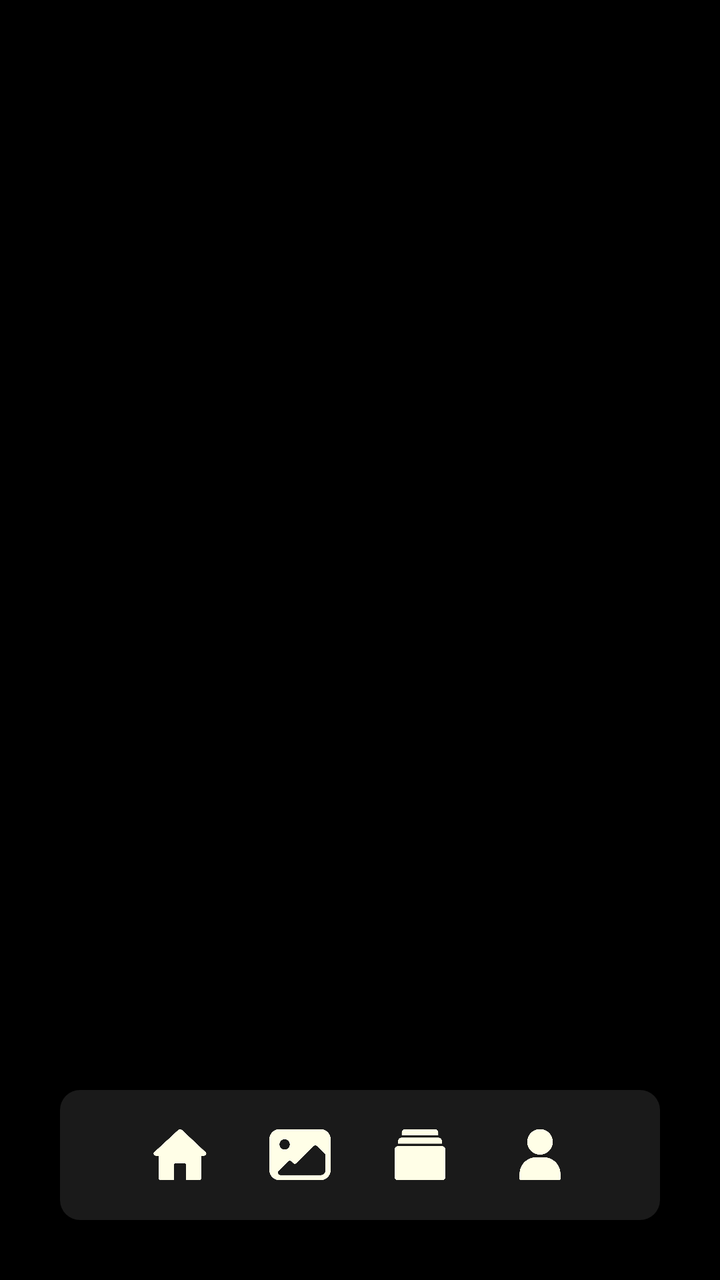
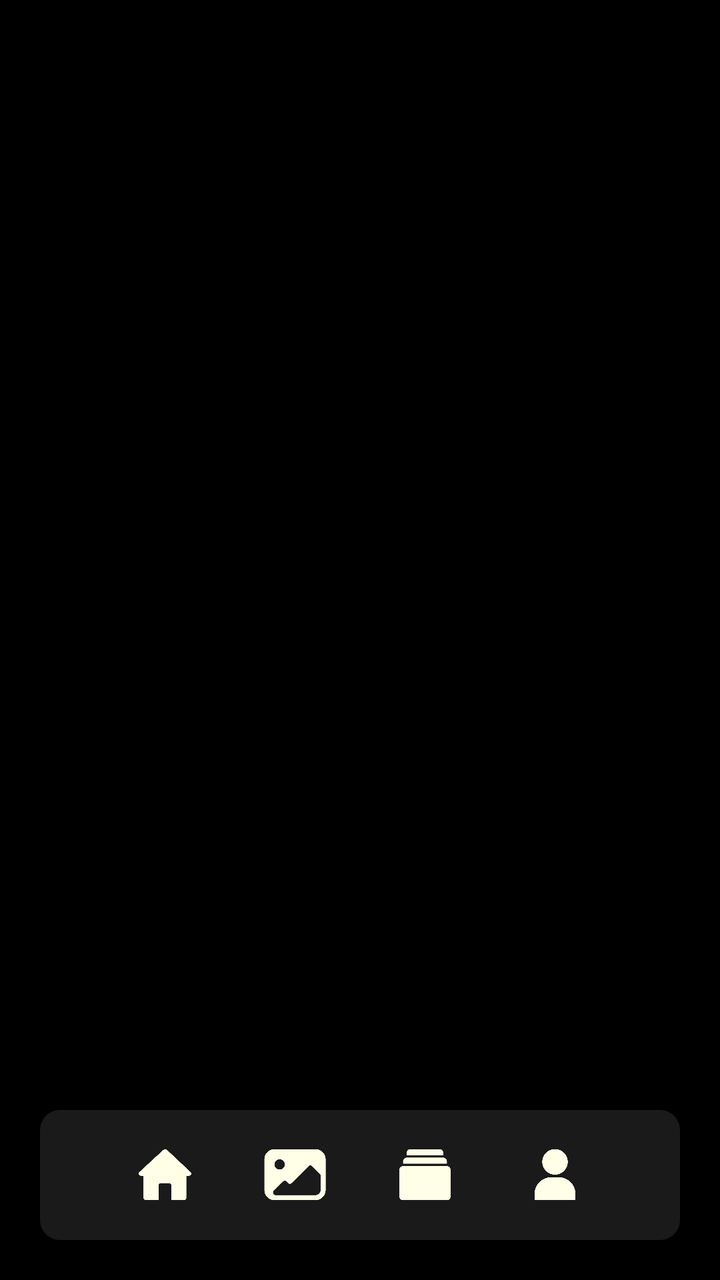

Screens rendered from an Android XML layout before and after an edit, with the pre-edit source and the edit as a unified diff.
<!-- AndroidManifest.xml: application theme Theme.Monaly -->
<!-- res/layout/activity_main.xml -->
<?xml version="1.0" encoding="utf-8"?>
<androidx.constraintlayout.widget.ConstraintLayout xmlns:android="http://schemas.android.com/apk/res/android"
    xmlns:app="http://schemas.android.com/apk/res-auto"
    xmlns:tools="http://schemas.android.com/tools"
    android:id="@+id/main"
    android:layout_width="match_parent"
    android:layout_height="match_parent"
    android:background="@color/black"
    tools:context=".ui.activity.MainActivity">

    <androidx.viewpager2.widget.ViewPager2
        android:id="@+id/viewPagerMain"
        android:layout_width="0dp"
        android:layout_height="0dp"
        app:layout_constraintBottom_toTopOf="@+id/customBottomNav"
        app:layout_constraintEnd_toEndOf="parent"
        app:layout_constraintStart_toStartOf="parent"
        app:layout_constraintTop_toTopOf="parent" />

    <LinearLayout
        android:id="@+id/customBottomNav"
        android:layout_width="0dp"
        android:layout_height="65dp"
        android:layout_marginStart="30dp"
        android:layout_marginEnd="30dp"
        android:layout_marginBottom="30dp"
        android:background="@drawable/drawable_background_button_gray_deep_10_dp"
        android:gravity="center_vertical"
        android:orientation="horizontal"
        android:paddingStart="30dp"
        android:paddingEnd="30dp"
        app:layout_constraintBottom_toBottomOf="parent"
        app:layout_constraintEnd_toEndOf="parent"
        app:layout_constraintStart_toStartOf="parent">

        <ImageView
            android:id="@+id/navHome"
            android:layout_width="0dp"
            android:layout_height="32dp"
            android:layout_weight="1"
            android:scaleType="fitCenter"
            android:src="@drawable/ic_home_bage_neutral" />

        <ImageView
            android:id="@+id/navGallery"
            android:layout_width="0dp"
            android:layout_height="32dp"
            android:layout_weight="1"
            android:scaleType="fitCenter"
            android:src="@drawable/ic_gallery_bage_neutral" />

        <ImageView
            android:id="@+id/navAlbums"
            android:layout_width="0dp"
            android:layout_height="32dp"
            android:layout_weight="1"
            android:scaleType="fitCenter"
            android:src="@drawable/ic_albums_bage_neutral" />

        <ImageView
            android:id="@+id/navProfile"
            android:layout_width="0dp"
            android:layout_height="32dp"
            android:layout_weight="1"
            android:scaleType="fitCenter"
            android:src="@drawable/ic_profile_bage_neutral" />

    </LinearLayout>

</androidx.constraintlayout.widget.ConstraintLayout>
<!-- resources referenced by this layout -->
<resources>
  <color name="black">#000000</color>
  <!-- drawable drawable_background_button_gray_deep_10_dp (drawable) -->
  <?xml version="1.0" encoding="utf-8"?>
  <shape xmlns:android="http://schemas.android.com/apk/res/android">
  
      <solid android:color="@color/gray_deep"/>
      <corners android:radius="10dp"/>
  
  </shape>
  <!-- drawable ic_albums_bage_neutral: png bitmap (drawable, 1011 bytes) -->
  <!-- drawable ic_gallery_bage_neutral: png bitmap (drawable, 2375 bytes) -->
  <!-- drawable ic_home_bage_neutral: png bitmap (drawable, 1460 bytes) -->
  <!-- drawable ic_profile_bage_neutral: png bitmap (drawable, 1723 bytes) -->
  <style name="Theme.Monaly" parent="Base.Theme.Monaly" />
  <color name="gray_deep">#1A1A1A</color>
  <style name="Base.Theme.Monaly" parent="Theme.Material3.DayNight.NoActionBar">
  
          <item name="android:navigationBarColor">@color/black</item>
  
      </style>
</resources>

<!-- the commit's change to res/layout/activity_main.xml (unified diff, before → after) -->
@@ -21,9 +21,9 @@
         android:id="@+id/customBottomNav"
         android:layout_width="0dp"
         android:layout_height="65dp"
-        android:layout_marginStart="30dp"
-        android:layout_marginEnd="30dp"
-        android:layout_marginBottom="30dp"
+        android:layout_marginStart="20dp"
+        android:layout_marginEnd="20dp"
+        android:layout_marginBottom="20dp"
         android:background="@drawable/drawable_background_button_gray_deep_10_dp"
         android:gravity="center_vertical"
         android:orientation="horizontal"
